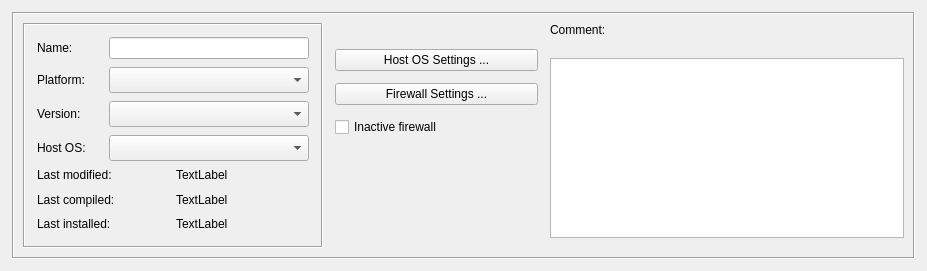
Before: the Qt Designer form src/gui/firewalldialog_q.ui in fwbuilder/fwbuilder, drawn with Qt 5.
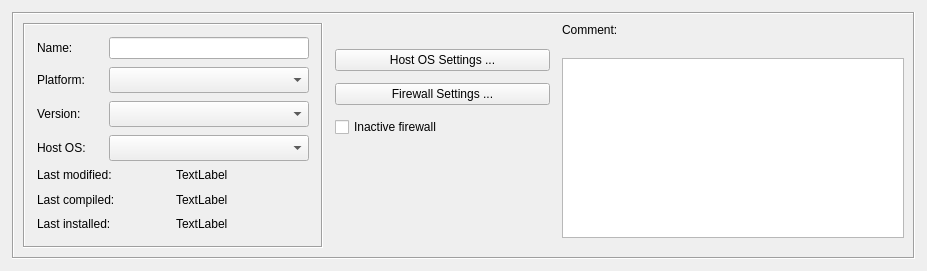
After: the same form once the commit is applied.

```diff
--- a/src/gui/firewalldialog_q.ui
+++ b/src/gui/firewalldialog_q.ui
@@ -368,11 +368,23 @@
       <item row="3" column="1" >
        <widget class="QCheckBox" name="inactive" >
         <property name="sizePolicy" >
-         <sizepolicy vsizetype="Fixed" hsizetype="Minimum" >
+         <sizepolicy vsizetype="Fixed" hsizetype="Fixed" >
           <horstretch>0</horstretch>
           <verstretch>0</verstretch>
          </sizepolicy>
         </property>
+        <property name="minimumSize" >
+         <size>
+          <width>215</width>
+          <height>0</height>
+         </size>
+        </property>
+        <property name="maximumSize" >
+         <size>
+          <width>215</width>
+          <height>16777215</height>
+         </size>
+        </property>
         <property name="toolTip" >
          <string>Skip this firewall for batch compile and install operations</string>
         </property>
```
Left out of the diff: 1 changed line with no effect on the pictures.
